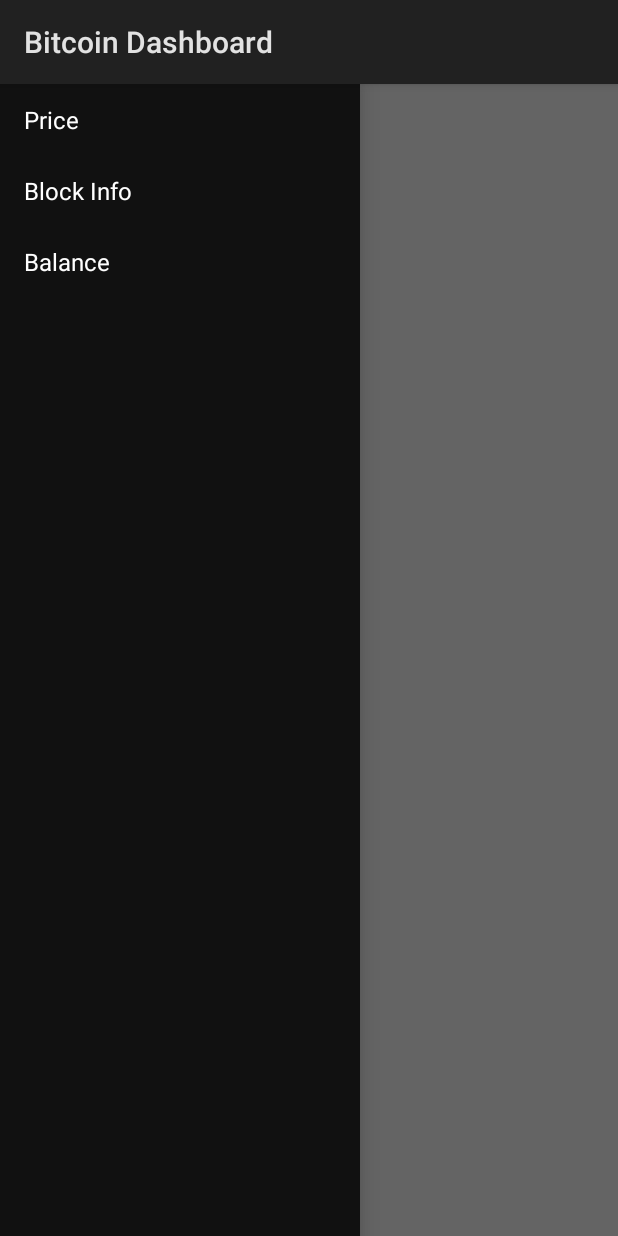
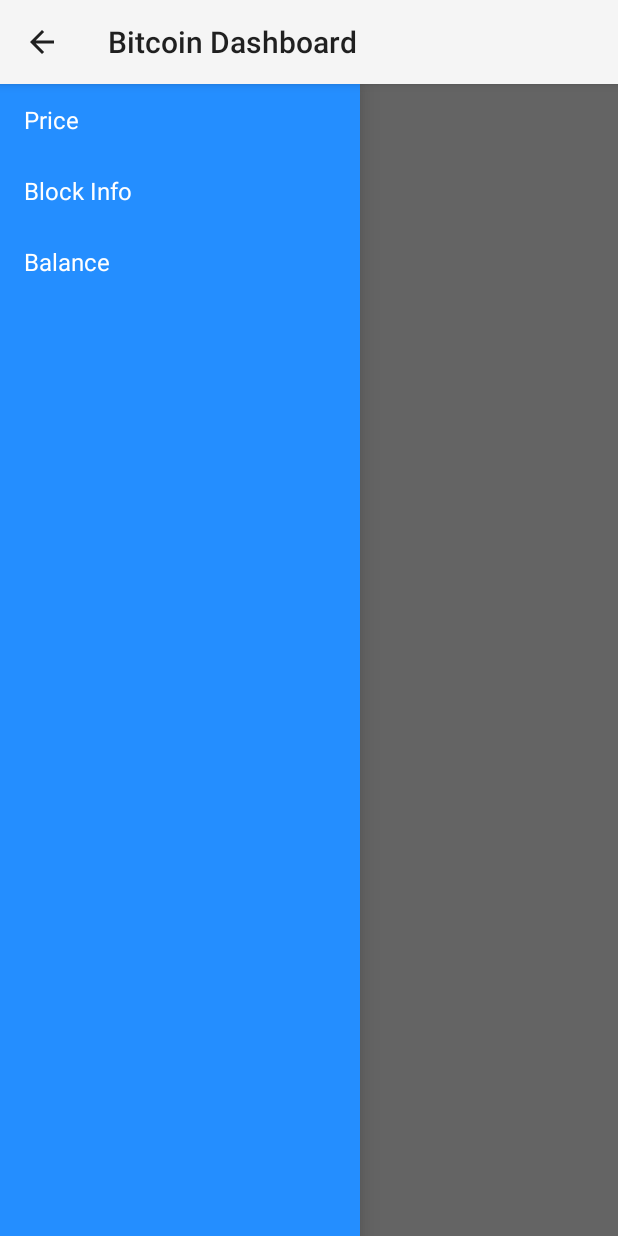
Before and after one commit to jimmyklein4/Bitcoin-Dashboard, an Android app: the screen it shows after launch (MainActivity), with the side drawer open, on a phone screen of 412 x 824 dp. Run offline under Robolectric (Android 15) with nearby library versions, the phone set to English and light mode, and no system bars; 2 statements that could not run were skipped.

Commit message:
Added drawer and hamburger icon

```diff
--- a/app/src/main/java/edu/temple/tuf21842/bitcoindashboard/MainActivity.java
+++ b/app/src/main/java/edu/temple/tuf21842/bitcoindashboard/MainActivity.java
@@ -3,8 +3,12 @@ package edu.temple.tuf21842.bitcoindashboard;
 import android.app.Activity;
 import android.app.Fragment;
 import android.app.FragmentManager;
+import android.content.res.Configuration;
 import android.os.Bundle;
+import android.support.v4.app.ActionBarDrawerToggle;
 import android.support.v4.widget.DrawerLayout;
+import android.view.Menu;
+import android.view.MenuItem;
 import android.view.View;
 import android.widget.AdapterView;
 import android.widget.ArrayAdapter;
@@ -14,12 +18,16 @@ public class MainActivity extends Activity {
 
     private String[] mTitles;
     private DrawerLayout mDrawerLayout;
+    private ActionBarDrawerToggle mDrawerToggle;
     private ListView mDrawerList;
-
+    private CharSequence mTitle;
+    private CharSequence mDrawerTitle;
     @Override
     protected void onCreate(Bundle savedInstanceState) {
         super.onCreate(savedInstanceState);
         setContentView(R.layout.activity_main);
+        mTitle = mDrawerTitle = getTitle();
+
 
         mTitles = getResources().getStringArray(R.array.planets_array);
         mDrawerLayout = (DrawerLayout) findViewById(R.id.drawer_layout);
@@ -33,7 +41,57 @@ public class MainActivity extends Activity {
                 selectItem(i);
             }
         });
+
+        mDrawerToggle = new ActionBarDrawerToggle(this, mDrawerLayout, R.drawable.ic_drawer,
+                R.string.drawer_open, R.string.drawer_close){
+            public void onDrawerClosed(View view){
+                super.onDrawerClosed(view);
+                getActionBar().setTitle(mTitle);
+                invalidateOptionsMenu();
+            }
+
+            public void onDrawerOpened(View drawerView){
+                super.onDrawerOpened(drawerView);
+                getActionBar().setTitle(mDrawerTitle);
+                invalidateOptionsMenu();
+            }
+        };
+        mDrawerLayout.setDrawerListener(mDrawerToggle);
+        getActionBar().setDisplayHomeAsUpEnabled(true);
+        getActionBar().setHomeButtonEnabled(true);
     }
+
+    @Override
+    public boolean onPrepareOptionsMenu(Menu menu){
+        boolean drawerOpen = mDrawerLayout.isDrawerOpen(mDrawerList);
+        return super.onPrepareOptionsMenu(menu);
+    }
+
+    @Override
+    protected void onPostCreate(Bundle savedInstanceState) {
+        super.onPostCreate(savedInstanceState);
+        // Sync the toggle state after onRestoreInstanceState has occurred.
+        mDrawerToggle.syncState();
+    }
+
+    @Override
+    public void onConfigurationChanged(Configuration newConfig) {
+        super.onConfigurationChanged(newConfig);
+        mDrawerToggle.onConfigurationChanged(newConfig);
+    }
+
+    @Override
+    public boolean onOptionsItemSelected(MenuItem item) {
+        // Pass the event to ActionBarDrawerToggle, if it returns
+        // true, then it has handled the app icon touch event
+        if (mDrawerToggle.onOptionsItemSelected(item)) {
+            return true;
+        }
+        // Handle your other action bar items...
+
+        return super.onOptionsItemSelected(item);
+    }
+
 
     private void selectItem(int position) {
         Fragment fragment;
@@ -62,4 +120,8 @@ public class MainActivity extends Activity {
         mDrawerLayout.closeDrawer(mDrawerList);
     }
 
+    public void setTitle(CharSequence title){
+        mTitle = title;
+        getActionBar().setTitle(mTitle);
+    }
 }
--- a/app/src/main/res/layout-large/activity_main.xml
+++ b/app/src/main/res/layout-large/activity_main.xml
@@ -3,6 +3,14 @@
     android:orientation="vertical"
     android:layout_width="match_parent"
     android:layout_height="match_parent">
+
+    <TextView
+        android:layout_width="wrap_content"
+        android:layout_height="wrap_content"
+        android:text="hello"
+        android:id="@+id/textView"
+        android:textSize="30sp" />
+
     <FrameLayout
         android:layout_width="match_parent"
         android:layout_height="wrap_content"
--- a/app/src/main/res/layout/activity_main.xml
+++ b/app/src/main/res/layout/activity_main.xml
@@ -19,5 +19,5 @@
         android:choiceMode="singleChoice"
         android:divider="@android:color/transparent"
         android:dividerHeight="0dp"
-        android:background="#111"/>
+        android:background="#248eff"/>
 </android.support.v4.widget.DrawerLayout>
--- a/app/src/main/res/values/strings.xml
+++ b/app/src/main/res/values/strings.xml
@@ -5,5 +5,6 @@
         <item>Block Info</item>
         <item>Balance</item>
     </string-array>
-
+    <string name="drawer_open">Open navigation drawer</string>
+    <string name="drawer_close">Close navigation drawer</string>
 </resources>
--- a/app/src/main/res/values/styles.xml
+++ b/app/src/main/res/values/styles.xml
@@ -1,7 +1,7 @@
 <resources>
 
     <!-- Base application theme. -->
-    <style name="AppTheme" parent="android:Theme.Material.Light.DarkActionBar">
+    <style name="AppTheme" parent="android:Theme.Material.Light">
         <!-- Customize your theme here. -->
     </style>
 
--- a/build.gradle
+++ b/build.gradle
@@ -5,7 +5,7 @@ buildscript {
         jcenter()
     }
     dependencies {
-        classpath 'com.android.tools.build:gradle:2.2.2'
+        classpath 'com.android.tools.build:gradle:2.2.3'
 
         // NOTE: Do not place your application dependencies here; they belong
         // in the individual module build.gradle files
```
Also changed, not shown: app/src/main/java/edu/temple/tuf21842/bitcoindashboard/BalanceFragment.java (+1 -36 lines), app/src/main/java/edu/temple/tuf21842/bitcoindashboard/BlockInfoFragment.java (+0 -19 lines), app/src/main/java/edu/temple/tuf21842/bitcoindashboard/PriceFragment.java (+0 -37 lines), app/src/main/ic_drawer-web.png (added), app/src/main/res/drawable-hdpi/ic_drawer.png (added), app/src/main/res/drawable-mdpi/ic_drawer.png (added), app/src/main/res/drawable-xhdpi/ic_drawer.png (added), app/src/main/res/drawable-xxhdpi/ic_drawer.png (added).
